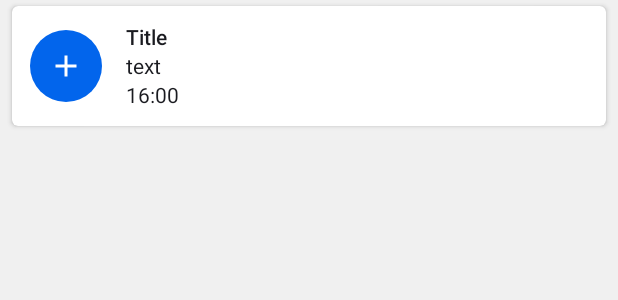
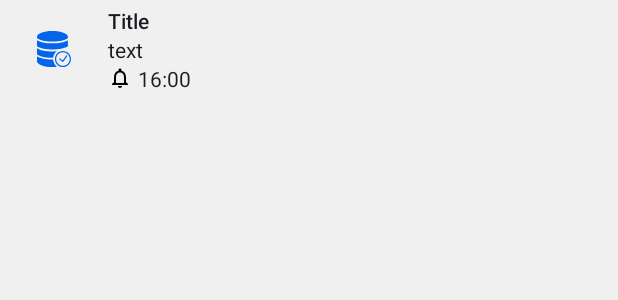
Before and after one commit to FVAdevand/ReminderStatusBar, an Android app: the layout list_item_reminder.xml on its own in the app's theme, with its tools: preview values and no code run, on a phone screen of 412 x 824 dp. Shown: the top 300 px of the screen. Run offline under Robolectric (Android 15) with nearby library versions, the phone set to English and light mode, and no system bars.

Commit message:
changed design recycler view

```diff
--- a/app/build.gradle
+++ b/app/build.gradle
@@ -10,7 +10,7 @@ android {
         applicationId "ua.fvadevand.reminderstatusbar"
         minSdkVersion 24
         targetSdkVersion 28
-        versionCode 3
+        versionCode 4
         versionName "1.0.0"
         applicationVariants.all { variant ->
             variant.outputs.all { output ->
--- a/app/src/main/java/ua/fvadevand/reminderstatusbar/ui/ReminderEditFragment.kt
+++ b/app/src/main/java/ua/fvadevand/reminderstatusbar/ui/ReminderEditFragment.kt
@@ -28,9 +28,6 @@ import ua.fvadevand.reminderstatusbar.dialogs.AlarmSetDialog.OnAlarmSetListener
 import ua.fvadevand.reminderstatusbar.dialogs.IconsDialog
 import ua.fvadevand.reminderstatusbar.utils.ReminderDateUtils
 import java.util.Calendar
-
-private const val DELAY_UP_DIALOG = 50L
-private const val DELAY_DOWN_DIALOG = 50L
 
 class ReminderEditFragment : BottomSheetDialogFragment(), View.OnClickListener, OnAlarmSetListener, IconsDialog.OnIconClickListener {
 
@@ -219,5 +216,7 @@ class ReminderEditFragment : BottomSheetDialogFragment(), View.OnClickListener,
 
     companion object {
         const val TAG = "ReminderEditFragment"
+        private const val DELAY_UP_DIALOG = 200L
+        private const val DELAY_DOWN_DIALOG = 50L
     }
 }
--- /dev/null
+++ b/app/src/main/res/drawable/ic_notifications.xml
@@ -0,0 +1,9 @@
+<vector xmlns:android="http://schemas.android.com/apk/res/android"
+    android:width="16dp"
+    android:height="16dp"
+    android:viewportWidth="24.0"
+    android:viewportHeight="24.0">
+    <path
+        android:fillColor="#FF000000"
+        android:pathData="M12,22c1.1,0 2,-0.9 2,-2h-4c0,1.1 0.9,2 2,2zM18,16v-5c0,-3.07 -1.63,-5.64 -4.5,-6.32L13.5,4c0,-0.83 -0.67,-1.5 -1.5,-1.5s-1.5,0.67 -1.5,1.5v0.68C7.64,5.36 6,7.92 6,11v5l-2,2v1h16v-1l-2,-2zM16,17L8,17v-6c0,-2.48 1.51,-4.5 4,-4.5s4,2.02 4,4.5v6z" />
+</vector>
--- /dev/null
+++ b/app/src/main/res/drawable/list_divider.xml
@@ -0,0 +1,11 @@
+<?xml version="1.0" encoding="utf-8"?>
+<shape xmlns:android="http://schemas.android.com/apk/res/android"
+    android:shape="rectangle">
+
+    <size android:height="1dp" />
+
+    <corners android:radius="1dp" />
+
+    <solid android:color="#80151515" />
+
+</shape>
--- a/app/src/main/res/drawable/round_corner_background.xml
+++ b/app/src/main/res/drawable/round_corner_background.xml
@@ -5,6 +5,6 @@
     <solid android:color="@color/colorBottomBarBackground" />
 
     <corners
-        android:topLeftRadius="8dp"
-        android:topRightRadius="8dp" />
+        android:topLeftRadius="12dp"
+        android:topRightRadius="12dp" />
 </shape>
--- a/app/src/main/res/layout/activity_main.xml
+++ b/app/src/main/res/layout/activity_main.xml
@@ -17,8 +17,7 @@
         android:layout_height="wrap_content"
         android:layout_gravity="bottom"
         app:backgroundTint="@color/colorPrimary"
-        app:fabAlignmentMode="center"
-        app:hideOnScroll="true" />
+        app:fabAlignmentMode="center" />
 
 
     <com.google.android.material.floatingactionbutton.FloatingActionButton
--- a/app/src/main/res/layout/fragment_reminders.xml
+++ b/app/src/main/res/layout/fragment_reminders.xml
@@ -9,6 +9,9 @@
     <androidx.recyclerview.widget.RecyclerView
         android:id="@+id/reminder_list"
         android:layout_width="match_parent"
-        android:layout_height="match_parent" />
+        android:layout_height="match_parent"
+        android:clipToPadding="false"
+        android:paddingTop="@dimen/reminders_list_padding_top"
+        android:paddingBottom="@dimen/reminders_list_padding_bottom" />
 
 </FrameLayout>
--- a/app/src/main/res/layout/list_item_reminder.xml
+++ b/app/src/main/res/layout/list_item_reminder.xml
@@ -1,35 +1,26 @@
 <?xml version="1.0" encoding="utf-8"?>
-<androidx.cardview.widget.CardView xmlns:android="http://schemas.android.com/apk/res/android"
-    xmlns:app="http://schemas.android.com/apk/res-auto"
+<RelativeLayout xmlns:android="http://schemas.android.com/apk/res/android"
     xmlns:tools="http://schemas.android.com/tools"
-    android:layout_width="match_parent"
-    android:layout_height="wrap_content"
-    android:layout_marginStart="8dp"
-    android:layout_marginTop="@dimen/item_reminder_margin_top_bottom"
-    android:layout_marginEnd="8dp"
-    android:layout_marginBottom="@dimen/item_reminder_margin_top_bottom"
-    app:cardCornerRadius="4dp">
-
-    <RelativeLayout
     android:id="@+id/layout_reminder"
     android:layout_width="match_parent"
     android:layout_height="wrap_content"
-        android:minHeight="80dp"
-        android:padding="8dp">
+    android:minHeight="64dp"
+    android:paddingStart="16dp"
+    android:paddingTop="4dp"
+    android:paddingEnd="16dp"
+    android:paddingBottom="4dp">
 
     <ImageView
         android:id="@+id/iv_item_icon"
-            android:layout_width="48dp"
-            android:layout_height="48dp"
+        android:layout_width="40dp"
+        android:layout_height="40dp"
         android:layout_alignParentStart="true"
         android:layout_centerVertical="true"
-            android:layout_marginStart="4dp"
         android:layout_marginEnd="16dp"
-            android:background="@drawable/round_background"
-            android:backgroundTint="@color/colorAccent"
-            android:padding="12dp"
+        android:padding="8dp"
+        android:tint="@color/colorAccent"
         tools:ignore="ContentDescription"
-            tools:src="@drawable/ic_add" />
+        tools:src="@drawable/ic_notif_database" />
 
     <LinearLayout
         android:layout_width="0dp"
@@ -64,6 +55,9 @@
             android:id="@+id/tv_item_date"
             android:layout_width="match_parent"
             android:layout_height="wrap_content"
+            android:layout_gravity="center_vertical"
+            android:drawableStart="@drawable/ic_notifications"
+            android:drawablePadding="4dp"
             android:ellipsize="end"
             android:maxLines="1"
             android:textAppearance="@android:style/TextAppearance.Material.Notification"
@@ -72,4 +66,3 @@
     </LinearLayout>
 
 </RelativeLayout>
-</androidx.cardview.widget.CardView>
--- a/app/src/main/res/values/dimens.xml
+++ b/app/src/main/res/values/dimens.xml
@@ -4,5 +4,8 @@
     <dimen name="margin_top_dialog_item">20dp</dimen>
     <dimen name="margin_bottom_dialog_item">24dp</dimen>
     <dimen name="drawable_padding">8dp</dimen>
-    <dimen name="item_reminder_margin_top_bottom">4dp</dimen>
+    <dimen name="reminders_list_padding_top">0dp</dimen>
+    <dimen name="reminders_list_padding_bottom">84dp</dimen>
+    <dimen name="item_reminder_divider_offset_start">72dp</dimen>
+    <dimen name="item_reminder_divider_offset_end">16dp</dimen>
 </resources>
--- a/app/src/main/res/values/styles.xml
+++ b/app/src/main/res/values/styles.xml
@@ -4,6 +4,7 @@
         <item name="colorPrimary">@color/colorPrimary</item>
         <item name="colorPrimaryDark">@color/colorPrimaryDark</item>
         <item name="colorAccent">@color/colorAccent</item>
+        <item name="android:listDivider">@drawable/list_divider</item>
         <item name="bottomSheetDialogTheme">@style/AppBottomSheetDialogTheme</item>
         <item name="android:windowBackground">@color/colorWindowBackground</item>
     </style>
```
Also changed, not shown: app/src/main/java/ua/fvadevand/reminderstatusbar/decorators/DividerItemDecoration.kt (added, +138 -0 lines), app/src/main/java/ua/fvadevand/reminderstatusbar/decorators/OutsideOffsetItemDecorator.kt (deleted, +0 -23 lines), app/src/main/java/ua/fvadevand/reminderstatusbar/ui/RemindersFragment.kt (+11 -6 lines). Lines whose indentation alone changed are shown as unchanged.
